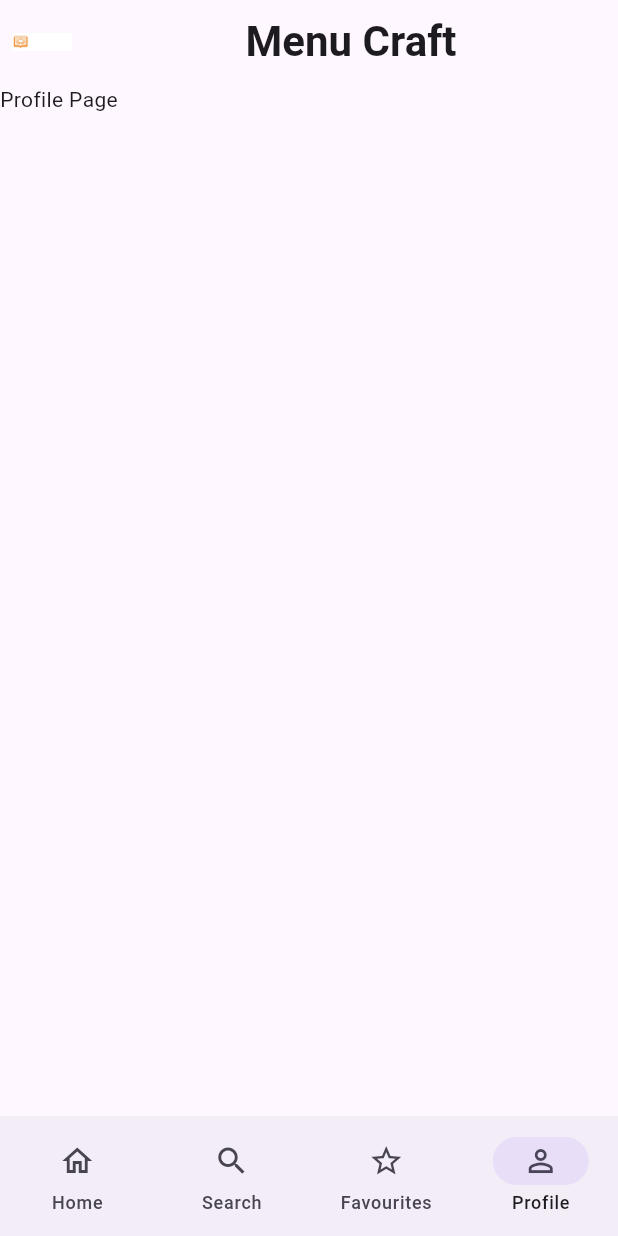
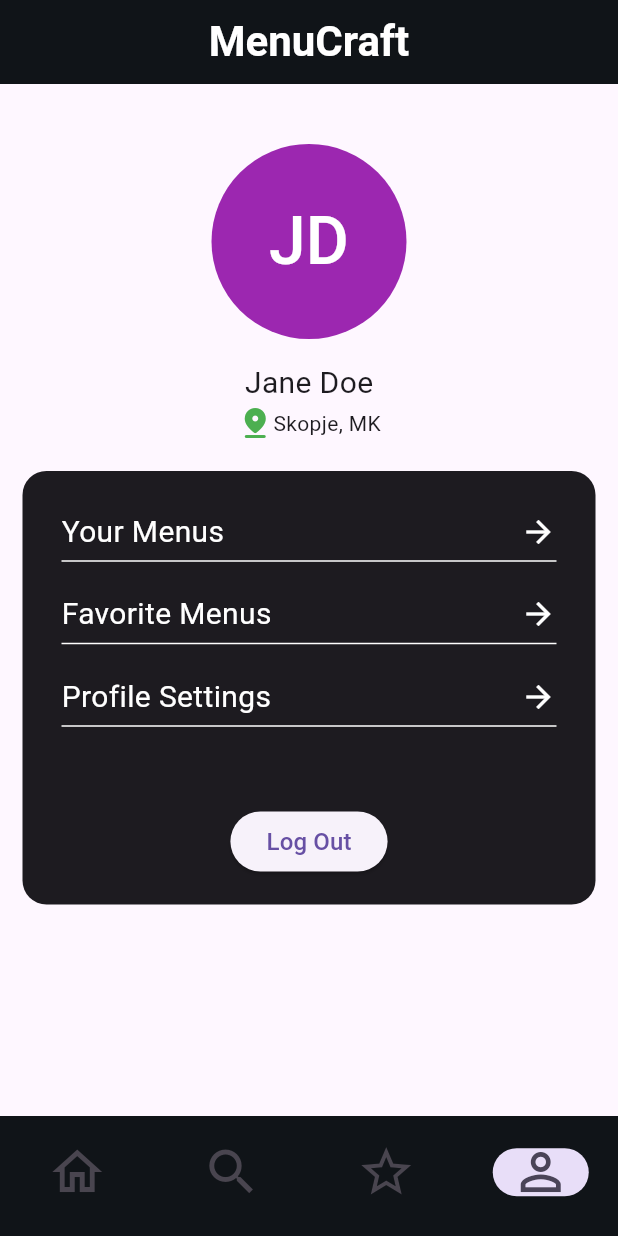
Before and after one commit to vuevska/MenuCraft, a Flutter app: the screen it shows after launch, item 4 of the bottom bar chosen, on a phone screen of 412 x 824 dp. Run offline on Flutter 3.47's test engine with Material 3 defaults, Android fonts, the light colour scheme and no system bars.

Commit message:
Refactor project layout and start Profile Page design

```diff
--- a/lib/main.dart
+++ b/lib/main.dart
@@ -1,8 +1,7 @@
 import 'package:flutter/material.dart';
-import 'package:menu_craft/favourites_page.dart';
-import 'package:menu_craft/home_page.dart';
-import 'package:menu_craft/profile_page.dart';
-import 'package:menu_craft/search_page.dart';
+import 'package:menu_craft/models/body_pages.dart';
+import 'package:menu_craft/models/navigation_icons.dart';
+import 'package:menu_craft/widgets/bottom_navigation/navigation_destination.dart';
 
 void main() {
   runApp(const MyApp());
@@ -16,6 +15,7 @@ class MyApp extends StatelessWidget {
     return MaterialApp(
       debugShowCheckedModeBanner: false,
       theme: ThemeData(
+        useMaterial3: true,
         primaryColor: Colors.orangeAccent,
       ),
       home: const RootPage(),
@@ -32,37 +32,32 @@ class RootPage extends StatefulWidget {
 
 class _RootPageState extends State<RootPage> {
   int currentPage = 0;
-  List<Widget> pages = const [
-    HomePage(),
-    SearchPage(),
-    FavouritesPage(),
-    ProfilePage()
-  ];
+
   @override
   Widget build(BuildContext context) {
     return Scaffold(
       appBar: AppBar(
-        leading: IconButton(
-          icon: Image.asset('images/logo.jpg'),
-          onPressed: () {},
-        ),
+        // leading: IconButton(
+        //   icon: Image.asset('images/logo.jpg'),
+        //   onPressed: () {},
+        // ),
+        backgroundColor: const Color.fromRGBO(16, 20, 24, 1),
         title: const Center(
           child: Text(
-            'Menu Craft',
-            style: TextStyle(fontWeight: FontWeight.bold, fontSize: 28.0),
+            'MenuCraft',
+            style: TextStyle(
+                fontWeight: FontWeight.bold,
+                fontSize: 28.0,
+                color: Colors.white),
           ),
         ),
       ),
-      body: pages[currentPage],
+      body: BodyPages.pages[currentPage],
       bottomNavigationBar: NavigationBar(
-        destinations: const [
-          NavigationDestination(icon: Icon(Icons.home_outlined), label: 'Home'),
-          NavigationDestination(icon: Icon(Icons.search), label: 'Search'),
-          NavigationDestination(
-              icon: Icon(Icons.star_border), label: 'Favourites'),
-          NavigationDestination(
-              icon: Icon(Icons.person_outline), label: 'Profile'),
-        ],
+        backgroundColor: const Color.fromRGBO(16, 20, 24, 1),
+        destinations: NavigationIcons.icons
+            .map((icon) => navigationDestination(icon))
+            .toList(),
         onDestinationSelected: (int index) {
           setState(() {
             currentPage = index;
--- /dev/null
+++ b/lib/models/body_pages.dart
@@ -0,0 +1,14 @@
+import 'package:flutter/material.dart';
+import 'package:menu_craft/pages/favourites_page.dart';
+import 'package:menu_craft/pages/home_page.dart';
+import 'package:menu_craft/pages/profile_page.dart';
+import 'package:menu_craft/pages/search_page.dart';
+
+class BodyPages {
+  static List<Widget> pages = const [
+    HomePage(),
+    SearchPage(),
+    FavouritesPage(),
+    ProfilePage()
+  ];
+}
--- /dev/null
+++ b/lib/models/navigation_icons.dart
@@ -0,0 +1,12 @@
+import 'package:flutter/material.dart';
+
+class NavigationIcons {
+  static const double iconSize = 40;
+
+  static const List<Icon> icons = [
+    Icon(Icons.home_outlined, size: iconSize),
+    Icon(Icons.search, size: iconSize),
+    Icon(Icons.star_border, size: iconSize),
+    Icon(Icons.person_outline, size: iconSize),
+  ];
+}
--- /dev/null
+++ b/lib/pages/profile_page.dart
@@ -0,0 +1,95 @@
+import 'package:flutter/material.dart';
+import 'package:menu_craft/widgets/profile/menu_item.dart';
+
+class ProfilePage extends StatelessWidget {
+  const ProfilePage({Key? key});
+
+  @override
+  Widget build(BuildContext context) {
+    return Scaffold(
+      body: Center(
+        child: Column(
+          crossAxisAlignment: CrossAxisAlignment.center,
+          children: [
+            Container(
+              padding: const EdgeInsets.only(top: 40),
+              margin: const EdgeInsets.only(bottom: 10),
+              child: const Column(
+                children: [
+                  CircleAvatar(
+                    radius: 65,
+                    backgroundColor: Colors.purple,
+                    child: Text(
+                      'JD',
+                      style: TextStyle(fontSize: 44, color: Colors.white),
+                    ),
+                  ),
+                  SizedBox(height: 15),
+                  Text(
+                    'Jane Doe',
+                    style: TextStyle(fontSize: 20),
+                  ),
+                  Row(
+                    mainAxisAlignment: MainAxisAlignment.center,
+                    children: [
+                      Icon(
+                        Icons.pin_drop_rounded,
+                        color: Colors.green,
+                      ),
+                      Text(
+                        'Skopje, MK',
+                      )
+                    ],
+                  )
+                ],
+              ),
+            ),
+            Container(
+              width: MediaQuery.of(context).size.width - 30,
+              decoration: BoxDecoration(
+                borderRadius: BorderRadius.circular(16.0),
+                color: const Color.fromRGBO(29, 27, 32, 1),
+              ),
+              margin: const EdgeInsets.only(top: 10),
+              padding: const EdgeInsets.all(18),
+              child: Column(
+                crossAxisAlignment: CrossAxisAlignment.center,
+                mainAxisAlignment: MainAxisAlignment.center,
+                children: [
+                  const ProfileMenuItem(title: "Your Menus"),
+                  const ProfileMenuItem(title: "Favorite Menus"),
+                  const ProfileMenuItem(title: "Profile Settings"),
+                  const SizedBox(height: 40),
+                  ElevatedButton(
+                    onPressed: () {},
+                    child: const Text(
+                      'Log Out',
+                      style: TextStyle(fontSize: 16),
+                    ),
+                  ),
+                ],
+              ),
+            ),
+          ],
+        ),
+      ),
+    );
+  }
+}
+
+class SectionItem extends StatelessWidget {
+  final String title;
+
+  const SectionItem({super.key, required this.title});
+
+  @override
+  Widget build(BuildContext context) {
+    return Padding(
+      padding: const EdgeInsets.symmetric(vertical: 8.0),
+      child: Text(
+        title,
+        style: const TextStyle(fontSize: 16, fontWeight: FontWeight.bold),
+      ),
+    );
+  }
+}
--- a/lib/profile_page.dart
+++ /dev/null
@@ -1,12 +0,0 @@
-import 'package:flutter/material.dart';
-
-class ProfilePage extends StatelessWidget {
-  const ProfilePage({super.key});
-
-  @override
-  Widget build(BuildContext context) {
-    return const Scaffold(
-      body: Text('Profile Page'),
-    );
-  }
-}
--- /dev/null
+++ b/lib/widgets/bottom_navigation/navigation_destination.dart
@@ -0,0 +1,11 @@
+import 'package:flutter/material.dart';
+
+Widget navigationDestination(Icon icon) {
+  return Padding(
+    padding: const EdgeInsets.only(top: 15.0),
+    child: NavigationDestination(
+      icon: icon,
+      label: '',
+    ),
+  );
+}
--- /dev/null
+++ b/lib/widgets/profile/menu_item.dart
@@ -0,0 +1,43 @@
+import 'package:flutter/material.dart';
+
+class ProfileMenuItem extends StatelessWidget {
+  final String title;
+
+  const ProfileMenuItem({Key? key, required this.title}) : super(key: key);
+
+  @override
+  Widget build(BuildContext context) {
+    return Padding(
+      padding: const EdgeInsets.all(8.0),
+      child: Column(
+        children: [
+          Row(
+            mainAxisAlignment: MainAxisAlignment.spaceBetween,
+            children: [
+              Row(
+                children: [
+                  Text(
+                    title,
+                    style: const TextStyle(
+                      fontSize: 20,
+                      color: Colors.white,
+                    ),
+                  ),
+                ],
+              ),
+              const Icon(
+                Icons.arrow_forward,
+                color: Colors.white,
+              ),
+            ],
+          ),
+          const Divider(
+            color: Colors.white,
+            thickness: 1,
+            height: 10,
+          ),
+        ],
+      ),
+    );
+  }
+}
```
Also changed, not shown: lib/pages/favourites_page.dart (renamed from lib/favourites_page.dart), lib/pages/home_page.dart (renamed from lib/home_page.dart), lib/pages/search_page.dart (renamed from lib/search_page.dart), pubspec.lock.
